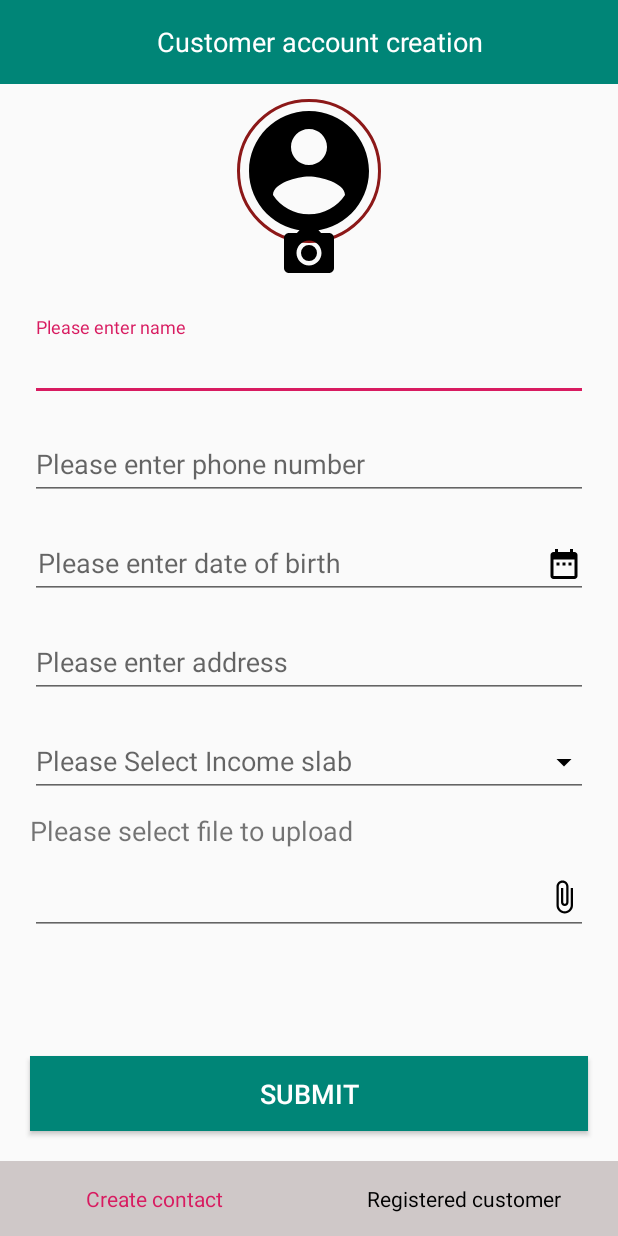
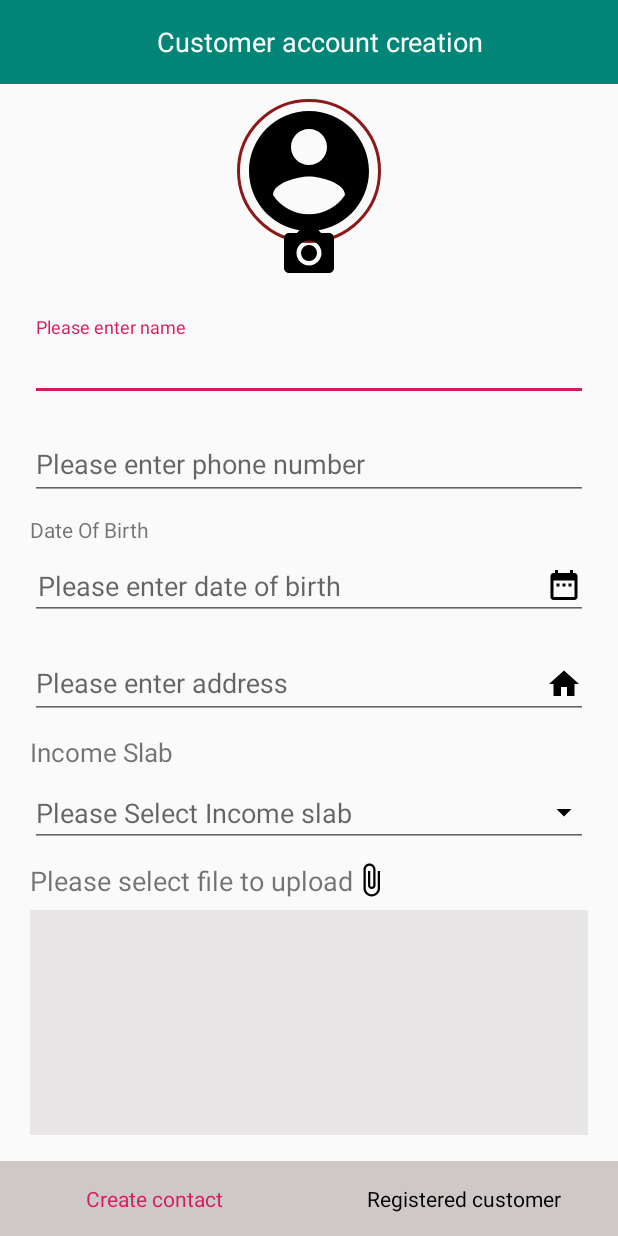
Before and after one commit to abhishekkhatua/CustomerProfile, an Android app: the screen it shows after launch (MainActivity), on a phone screen of 412 x 824 dp. Run offline under Robolectric (Android 15) with nearby library versions, the light colour scheme and no system bars; our stand-ins replace CircleImageView.

Commit message:
Added screens

```diff
--- /dev/null
+++ b/app/src/main/java/in/co/ngcapp/interfaces/DialogsClicks.kt
@@ -0,0 +1,8 @@
+package `in`.co.ngcapp.customaccount.interfaces
+
+interface DialogClicks {
+
+    fun onClickListner(dateTO: String)
+
+
+}
--- /dev/null
+++ b/app/src/main/java/in/co/ngcapp/model/DataLocations.kt
@@ -0,0 +1,3 @@
+package `in`.co.ngcapp.model
+
+data class DataLocations (var mName:String);
--- /dev/null
+++ b/app/src/main/res/drawable/ic_home_black_24dp.xml
@@ -0,0 +1,9 @@
+<vector xmlns:android="http://schemas.android.com/apk/res/android"
+        android:width="24dp"
+        android:height="24dp"
+        android:viewportWidth="24.0"
+        android:viewportHeight="24.0">
+    <path
+        android:fillColor="#FF000000"
+        android:pathData="M10,20v-6h4v6h5v-8h3L12,3 2,12h3v8z"/>
+</vector>
--- a/app/src/main/res/layout/fragment_create_customer.xml
+++ b/app/src/main/res/layout/fragment_create_customer.xml
@@ -71,31 +71,44 @@
 		</android.support.design.widget.TextInputLayout>
 
 
-		<android.support.design.widget.TextInputLayout
+		<TextView
 			android:id="@+id/input_layout_date_of_birth"
 			android:layout_width="match_parent"
 			android:layout_below="@+id/input_layout_mobile"
 			android:layout_marginRight="20dp"
 			android:layout_marginLeft="20dp"
+			android:text="Date Of Birth"
 			android:layout_marginTop="10dp"
-			android:layout_height="wrap_content">
+			android:layout_height="wrap_content"/>
 
 			<EditText
-				android:id="@+id/input_password"
+				android:id="@+id/date_of_birth"
 				android:layout_width="match_parent"
 				android:layout_height="wrap_content"
 				android:hint="Please enter date of birth"
-				android:focusable="true"
+				android:focusable="false"
+				android:layout_marginTop="5dp"
+				android:layout_marginRight="20dp"
+				android:layout_marginLeft="20dp"
+				android:layout_below="@+id/input_layout_date_of_birth"
 				android:drawableRight="@drawable/ic_date_range_black_24dp"
 				android:paddingLeft="5dp"
-				android:inputType="phone"/>
+				android:inputType="none"/>
+		<TextView
+			android:id="@+id/error_date_of_birth"
+			android:layout_width="wrap_content"
+			android:layout_height="wrap_content"
+			android:layout_below="@+id/date_of_birth"
+			android:layout_marginLeft="20dp"
+			android:visibility="gone"
+			android:textColor="@android:color/holo_red_light"
+			android:text="Please enter Date of Birth"/>
 
-		</android.support.design.widget.TextInputLayout>
 
 		<android.support.design.widget.TextInputLayout
 			android:id="@+id/input_layout_address"
 			android:layout_width="match_parent"
-			android:layout_below="@+id/input_layout_date_of_birth"
+			android:layout_below="@+id/date_of_birth"
 			android:layout_marginRight="20dp"
 			android:layout_marginLeft="20dp"
 			android:layout_marginTop="10dp"
@@ -107,29 +120,44 @@
 				android:layout_height="wrap_content"
 				android:hint="Please enter address"
 				android:focusable="true"
+				android:drawableRight="@drawable/ic_home_black_24dp"
 				android:inputType="phone"/>
 
 		</android.support.design.widget.TextInputLayout>
 
-		<android.support.design.widget.TextInputLayout
+		<TextView
 			android:id="@+id/input_layout_income"
 			android:layout_width="match_parent"
 			android:layout_below="@+id/input_layout_address"
 			android:layout_marginRight="20dp"
 			android:layout_marginLeft="20dp"
 			android:layout_marginTop="10dp"
-			android:layout_height="wrap_content">
+			android:textSize="17dp"
+			android:text="Income Slab"
+			android:layout_height="wrap_content"/>
 
 			<EditText
 				android:id="@+id/input_income"
 				android:layout_width="match_parent"
 				android:layout_height="wrap_content"
 				android:hint="Please Select Income slab"
+				android:layout_below="@+id/input_layout_income"
+				android:layout_marginRight="20dp"
+				android:layout_marginLeft="20dp"
+				android:layout_marginTop="6dp"
 				android:drawableRight="@drawable/ic_arrow_drop_down_black_24dp"
-				android:focusable="true"
+				android:focusable="false"
 				android:inputType="phone"/>
+		<TextView
+			android:id="@+id/error_income"
+			android:layout_width="wrap_content"
+			android:layout_height="wrap_content"
+			android:layout_below="@+id/input_income"
+			android:layout_marginLeft="20dp"
+			android:visibility="gone"
+			android:textColor="@android:color/holo_red_light"
+			android:text="Please enter Date of Birth"/>
 
-		</android.support.design.widget.TextInputLayout>
 
 		<TextView
 			android:layout_width="wrap_content"
@@ -139,28 +167,35 @@
 			android:layout_marginTop="10dp"
 			android:text="Please select file to upload"
 			android:textSize="18dp"
-			android:layout_below="@+id/input_layout_income"
+			android:drawableRight="@drawable/ic_attach_file_black_24dp"
+
+			android:layout_below="@+id/error_income"
 			android:layout_height="wrap_content"/>
 
 
-		<EditText
+		<ImageView
+			android:id="@+id/file_image"
 			android:layout_width="match_parent"
-			android:layout_height="50dp"
+			android:layout_height="150dp"
 			android:layout_marginLeft="20dp"
 			android:layout_marginRight="20dp"
 			android:layout_below="@+id/file"
+			android:background="#e8e6e6"
 			android:drawableRight="@drawable/ic_attach_file_black_24dp"
 			android:layout_marginTop="7dp"/>
 
 
 		<Button
+			android:id="@+id/submit"
 			android:layout_width="match_parent"
 			android:background="@color/colorPrimary"
 			android:layout_alignParentBottom="true"
 			android:layout_margin="20dp"
 			android:text="Submit"
+			android:layout_below="@+id/file_image"
 			android:textColor="#ffffff"
 			android:textSize="18dp"
+			android:layout_marginBottom="10dp"
 			android:layout_height="50dp"/>
 
 
```
Also changed, not shown: app/src/main/java/in/co/ngcapp/customaccount/database/SqliteDatabase.kt (added, +93 -0 lines), app/src/main/java/in/co/ngcapp/customaccount/fragments/CreateCustomer.kt (+236 -2 lines), app/src/main/java/in/co/ngcapp/customaccount/fragments/ShoeCustomer.kt (+29 -5 lines), app/src/main/java/in/co/ngcapp/dialog/DatePickerDialog.kt (added, +40 -0 lines), app/src/main/java/in/co/ngcapp/dialog/DialogLocations.kt (added, +103 -0 lines), app/src/main/java/in/co/ngcapp/model/UserData.kt (added, +9 -0 lines), app/src/main/res/layout/fragment_shoe_customer.xml (+5 -4 lines), app/src/main/res/layout/fragmentdialog_locations.xml (added, +38 -0 lines), app/src/main/res/layout/location_adapter.xml (added, +28 -0 lines).
